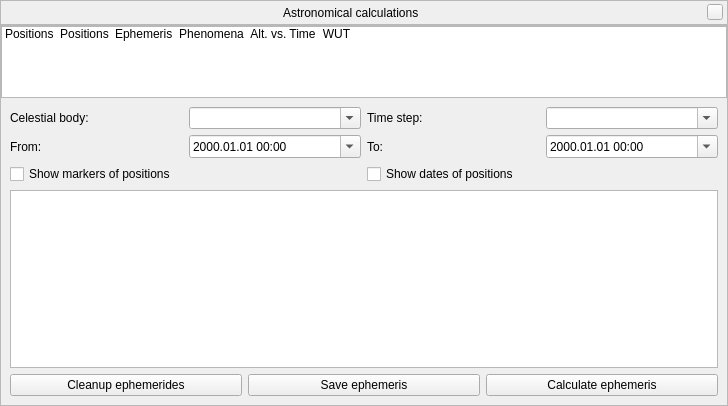
Old version of the form src/gui/astroCalcDialog.ui in the repository 519984307/stellarium_src.
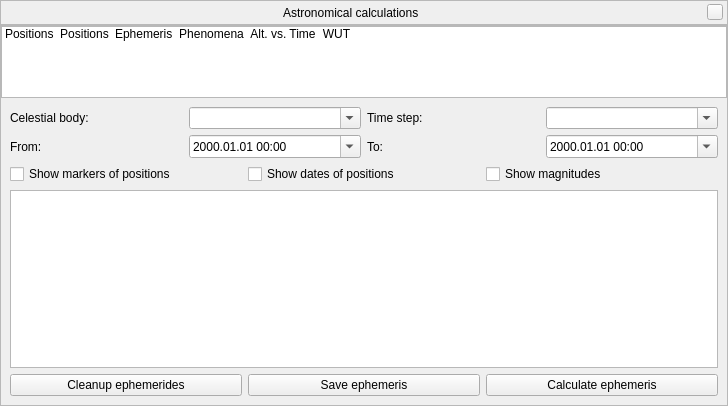
New version of the form. The open tabs and pages were chosen to show the change. Icons and pictures are not drawn. Custom widgets are drawn as their Qt base class.

Commit message: Extension of features for AstroCalc/Ephemeris Tool

Diff of the .ui file:
```diff
--- a/src/gui/astroCalcDialog.ui
+++ b/src/gui/astroCalcDialog.ui
@@ -576,17 +576,7 @@
             </item>
            </layout>
           </item>
-          <item row="2" column="1">
-           <widget class="QCheckBox" name="ephemerisShowDatesCheckBox">
-            <property name="toolTip">
-             <string>Show dates of positions of current celestial body near markers</string>
-            </property>
-            <property name="text">
-             <string>Show dates of positions</string>
-            </property>
-           </widget>
-          </item>
-          <item row="5" column="0" colspan="2">
+          <item row="6" column="0" colspan="2">
            <widget class="QTreeWidget" name="ephemerisTreeWidget">
             <property name="editTriggers">
              <set>QAbstractItemView::NoEditTriggers</set>
@@ -611,17 +601,7 @@
             </property>
            </widget>
           </item>
-          <item row="2" column="0">
-           <widget class="QCheckBox" name="ephemerisShowMarkersCheckBox">
-            <property name="toolTip">
-             <string>Show markers of positions of the current celestial body on the sky</string>
-            </property>
-            <property name="text">
-             <string>Show markers of positions</string>
-            </property>
-           </widget>
-          </item>
-          <item row="6" column="0" colspan="2">
+          <item row="7" column="0" colspan="2">
            <layout class="QHBoxLayout" name="horizontalLayout_11">
             <item>
              <widget class="QPushButton" name="ephemerisCleanupButton">
@@ -649,6 +629,40 @@
             </item>
            </layout>
           </item>
+          <item row="2" column="0" colspan="2">
+           <layout class="QHBoxLayout" name="horizontalLayout_17">
+            <property name="topMargin">
+             <number>0</number>
+            </property>
+            <item>
+             <widget class="QCheckBox" name="ephemerisShowMarkersCheckBox">
+              <property name="toolTip">
+               <string>Show markers of positions of the current celestial body on the sky</string>
+              </property>
+              <property name="text">
+               <string>Show markers of positions</string>
+              </property>
+             </widget>
+            </item>
+            <item>
+             <widget class="QCheckBox" name="ephemerisShowDatesCheckBox">
+              <property name="toolTip">
+               <string>Show dates of positions of current celestial body near markers</string>
+              </property>
+              <property name="text">
+               <string>Show dates of positions</string>
+              </property>
+             </widget>
+            </item>
+            <item>
+             <widget class="QCheckBox" name="ephemerisShowMagnitudesCheckBox">
+              <property name="text">
+               <string>Show magnitudes</string>
+              </property>
+             </widget>
+            </item>
+           </layout>
+          </item>
          </layout>
         </widget>
         <widget class="QWidget" name="stackedWidgetPage4">
```
Left out of the diff: 54 changed lines with no effect on the pictures. The commit also changes 4 other files.
